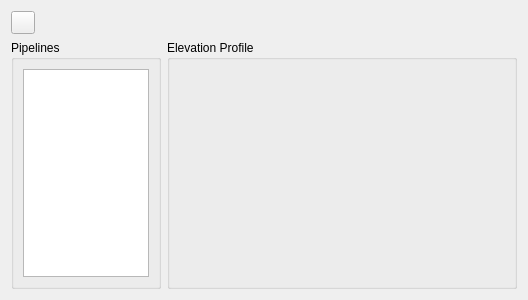
Before: the Qt Designer form mlapp/src/views/pipeline_view/pipeline_widget_base.ui in Trailmarker/paddock-power, drawn with Qt 5.
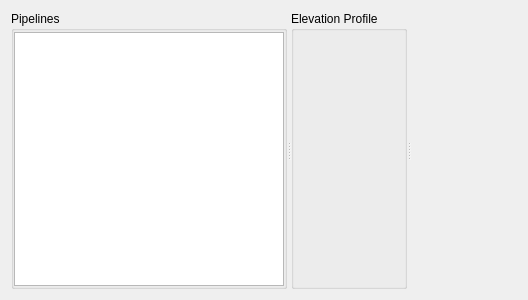
After: the same form once the commit is applied. Icons and pictures are not drawn. Custom widgets are drawn as their Qt base class.

```diff
--- a/mlapp/src/views/pipeline_view/pipeline_widget_base.ui
+++ b/mlapp/src/views/pipeline_view/pipeline_widget_base.ui
@@ -13,44 +13,12 @@
   <property name="windowTitle">
    <string>Form</string>
   </property>
-  <layout class="QVBoxLayout" name="verticalLayout">
+  <layout class="QVBoxLayout" name="verticalLayout" stretch="1">
    <item>
-    <layout class="QHBoxLayout" name="headerLayout">
-     <item>
-      <widget class="QToolButton" name="sketchPipelineButton">
-       <property name="toolTip">
-        <string>Sketch a Pipeline …</string>
-       </property>
-       <property name="text">
-        <string/>
-       </property>
-       <property name="icon">
-        <iconset>
-         <normaloff>../../../images/new-split-paddock.png</normaloff>../../../images/new-split-paddock.png</iconset>
-       </property>
-      </widget>
-     </item>
-     <item>
-      <spacer name="toolbarSpacer">
+    <widget class="QSplitter" name="splitter">
        <property name="orientation">
         <enum>Qt::Horizontal</enum>
        </property>
-       <property name="sizeHint" stdset="0">
-        <size>
-         <width>40</width>
-         <height>20</height>
-        </size>
-       </property>
-      </spacer>
-     </item>
-    </layout>
-   </item>
-   <item>
-    <layout class="QHBoxLayout" name="contentLayout" stretch="3,7">
-     <property name="topMargin">
-      <number>0</number>
-     </property>
-     <item>
       <widget class="QGroupBox" name="pipelineListGroupBox">
        <property name="sizePolicy">
         <sizepolicy hsizetype="Expanding" vsizetype="MinimumExpanding">
@@ -62,16 +30,29 @@
         <string>Pipelines</string>
        </property>
        <layout class="QVBoxLayout" name="pipelinesVerticalLayout">
+       <property name="leftMargin">
+        <number>0</number>
+       </property>
+       <property name="topMargin">
+        <number>1</number>
+       </property>
+       <property name="rightMargin">
+        <number>0</number>
+       </property>
+       <property name="bottomMargin">
+        <number>0</number>
+       </property>
         <item>
          <widget class="PipelineLayerList" name="pipelineList"/>
         </item>
        </layout>
       </widget>
-     </item>
-     <item>
       <widget class="QGroupBox" name="profileGroupBox">
-       <property name="styleSheet">
-        <string notr="true">background-colour: rgb(255,255,255);</string>
+      <property name="sizePolicy">
+       <sizepolicy hsizetype="MinimumExpanding" vsizetype="MinimumExpanding">
+        <horstretch>0</horstretch>
+        <verstretch>0</verstretch>
+       </sizepolicy>
        </property>
        <property name="title">
         <string>Elevation Profile</string>
@@ -84,7 +65,7 @@
          <number>0</number>
         </property>
         <property name="topMargin">
-         <number>0</number>
+        <number>1</number>
         </property>
         <property name="rightMargin">
          <number>0</number>
@@ -111,9 +92,6 @@
               <height>0</height>
              </size>
             </property>
-            <property name="styleSheet">
-             <string notr="true"/>
-            </property>
            </widget>
           </item>
          </layout>
@@ -133,8 +111,15 @@
         </item>
        </layout>
       </widget>
-     </item>
-    </layout>
+     <widget class="QWidget" name="spacerWidget" native="true">
+      <property name="sizePolicy">
+       <sizepolicy hsizetype="Expanding" vsizetype="Expanding">
+        <horstretch>0</horstretch>
+        <verstretch>0</verstretch>
+       </sizepolicy>
+      </property>
+     </widget>
+    </widget>
    </item>
   </layout>
  </widget>
```
Lines whose indentation alone changed are shown as unchanged.
